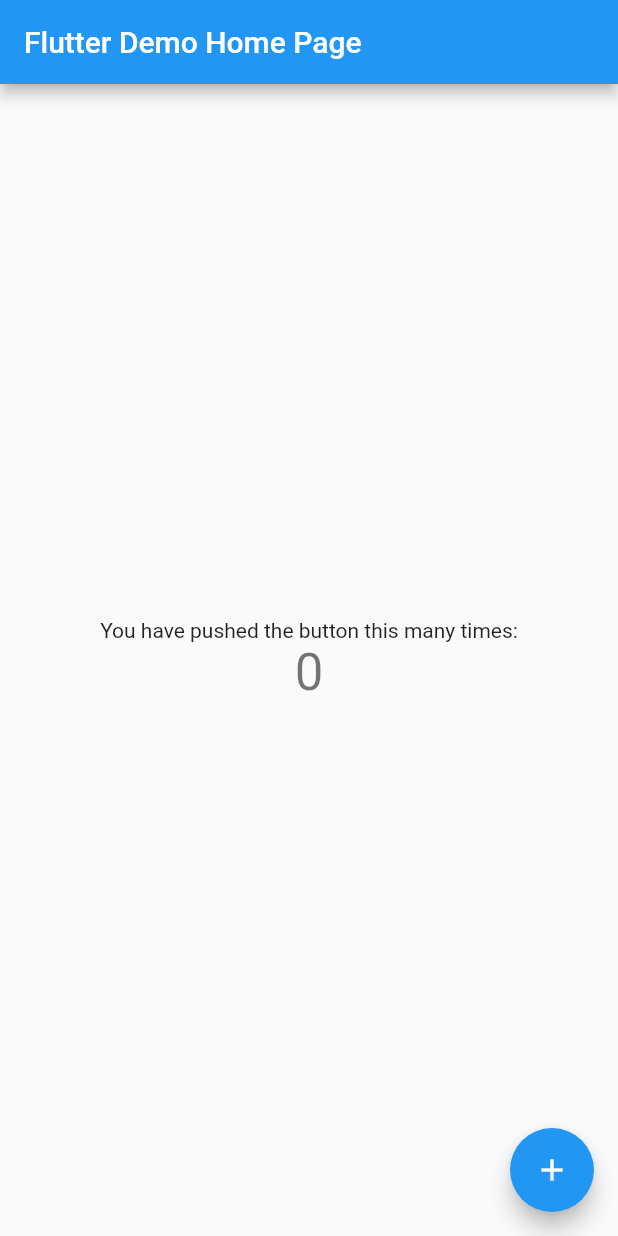
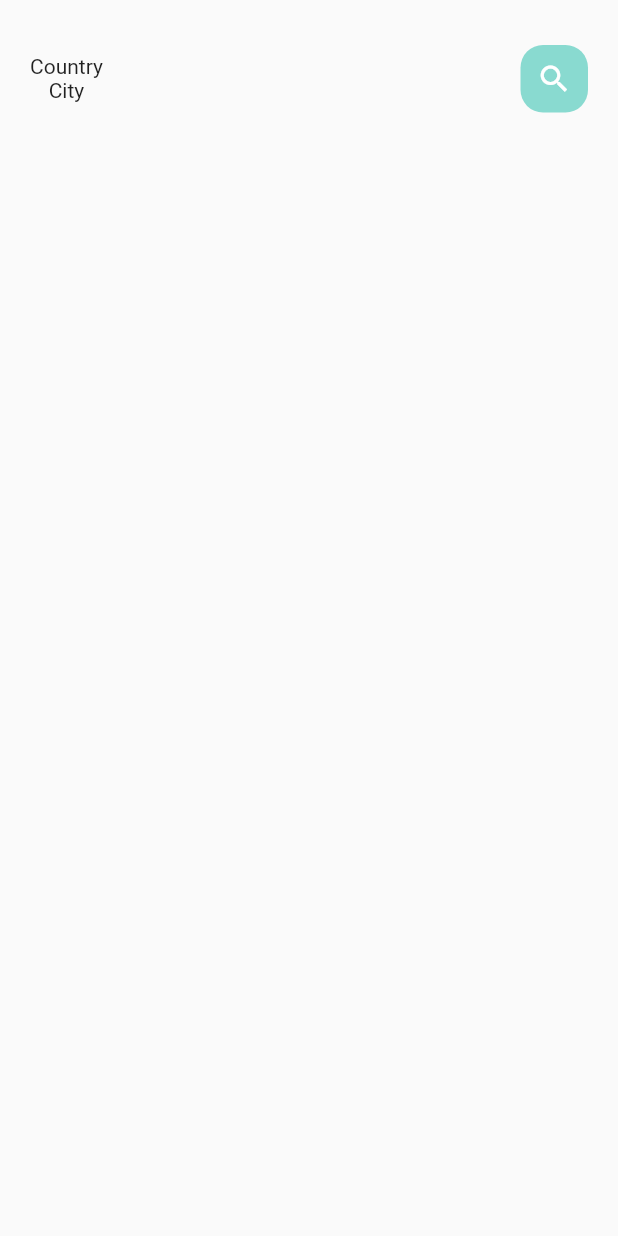
Before and after one commit to NhuDevJunior/flutter_food_app_get_wekk_job, a Flutter app: the screen it shows after launch, on a phone screen of 412 x 824 dp. Run offline on Flutter 3.47's test engine with Material 2 defaults, Android fonts, the light colour scheme and no system bars.

Commit message:
step01: add appcolor and draft main page

```diff
--- /dev/null
+++ b/lib/home/main_food_page.dart
@@ -0,0 +1,48 @@
+import 'package:flutter/material.dart';
+import 'package:flutter_food_shop_app_get_well_job/utils/AppColors.dart';
+
+class MainFoodPage extends StatefulWidget {
+  const MainFoodPage({Key? key}) : super(key: key);
+
+  @override
+  State<StatefulWidget> createState() => _MainFoodPageState();
+}
+
+class _MainFoodPageState extends State<MainFoodPage>{
+  @override
+  Widget build(BuildContext context) {
+    // TODO: implement build
+    return Scaffold(
+      body: Column(
+        children: [
+          Container(
+            child: Container(
+              margin: EdgeInsets.only(top: 30),
+              padding: EdgeInsets.only(left: 20, right: 20),
+              child: Row(
+                mainAxisAlignment: MainAxisAlignment.spaceBetween,
+                children: [
+                  Column(
+                    children: [
+                      Text("Country"),
+                      Text("City")
+                    ],
+                  ),
+                  Container(
+                    width: 45,
+                    height: 45,
+                    decoration: BoxDecoration(
+                      borderRadius: BorderRadius.circular(15),
+                      color: AppColors.mainColor,
+                    ),
+                    child: Icon(Icons.search, color: Colors.white,),
+                  )
+                ],
+              ),
+            ),
+          )
+        ],
+      ),
+    );
+  }
+}
--- a/lib/main.dart
+++ b/lib/main.dart
@@ -1,4 +1,5 @@
 import 'package:flutter/material.dart';
+import 'package:flutter_food_shop_app_get_well_job/home/main_food_page.dart';
 
 void main() {
   runApp(const MyApp());
@@ -11,105 +12,13 @@
   @override
   Widget build(BuildContext context) {
     return MaterialApp(
+      debugShowCheckedModeBanner: false,
       title: 'Flutter Demo',
       theme: ThemeData(
-        // This is the theme of your application.
-        //
-        // Try running your application with "flutter run". You'll see the
-        // application has a blue toolbar. Then, without quitting the app, try
-        // changing the primarySwatch below to Colors.green and then invoke
-        // "hot reload" (press "r" in the console where you ran "flutter run",
-        // or simply save your changes to "hot reload" in a Flutter IDE).
-        // Notice that the counter didn't reset back to zero; the application
-        // is not restarted.
+
         primarySwatch: Colors.blue,
       ),
-      home: const MyHomePage(title: 'Flutter Demo Home Page'),
+      home: MainFoodPage(),
     );
   }
 }
-
-class MyHomePage extends StatefulWidget {
-  const MyHomePage({Key? key, required this.title}) : super(key: key);
-
-  // This widget is the home page of your application. It is stateful, meaning
-  // that it has a State object (defined below) that contains fields that affect
-  // how it looks.
-
-  // This class is the configuration for the state. It holds the values (in this
-  // case the title) provided by the parent (in this case the App widget) and
-  // used by the build method of the State. Fields in a Widget subclass are
-  // always marked "final".
-
-  final String title;
-
-  @override
-  State<MyHomePage> createState() => _MyHomePageState();
-}
-
-class _MyHomePageState extends State<MyHomePage> {
-  int _counter = 0;
-
-  void _incrementCounter() {
-    setState(() {
-      // This call to setState tells the Flutter framework that something has
-      // changed in this State, which causes it to rerun the build method below
-      // so that the display can reflect the updated values. If we changed
-      // _counter without calling setState(), then the build method would not be
-      // called again, and so nothing would appear to happen.
-      _counter++;
-    });
-  }
-
-  @override
-  Widget build(BuildContext context) {
-    // This method is rerun every time setState is called, for instance as done
-    // by the _incrementCounter method above.
-    //
-    // The Flutter framework has been optimized to make rerunning build methods
-    // fast, so that you can just rebuild anything that needs updating rather
-    // than having to individually change instances of widgets.
-    return Scaffold(
-      appBar: AppBar(
-        // Here we take the value from the MyHomePage object that was created by
-        // the App.build method, and use it to set our appbar title.
-        title: Text(widget.title),
-      ),
-      body: Center(
-        // Center is a layout widget. It takes a single child and positions it
-        // in the middle of the parent.
-        child: Column(
-          // Column is also a layout widget. It takes a list of children and
-          // arranges them vertically. By default, it sizes itself to fit its
-          // children horizontally, and tries to be as tall as its parent.
-          //
-          // Invoke "debug painting" (press "p" in the console, choose the
-          // "Toggle Debug Paint" action from the Flutter Inspector in Android
-          // Studio, or the "Toggle Debug Paint" command in Visual Studio Code)
-          // to see the wireframe for each widget.
-          //
-          // Column has various properties to control how it sizes itself and
-          // how it positions its children. Here we use mainAxisAlignment to
-          // center the children vertically; the main axis here is the vertical
-          // axis because Columns are vertical (the cross axis would be
-          // horizontal).
-          mainAxisAlignment: MainAxisAlignment.center,
-          children: <Widget>[
-            const Text(
-              'You have pushed the button this many times:',
-            ),
-            Text(
-              '$_counter',
-              style: Theme.of(context).textTheme.headline4,
-            ),
-          ],
-        ),
-      ),
-      floatingActionButton: FloatingActionButton(
-        onPressed: _incrementCounter,
-        tooltip: 'Increment',
-        child: const Icon(Icons.add),
-      ), // This trailing comma makes auto-formatting nicer for build methods.
-    );
-  }
-}
--- /dev/null
+++ b/lib/utils/AppColors.dart
@@ -0,0 +1,36 @@
+import 'package:flutter/material.dart';
+class AppColors {
+  // Light Color
+  static const Color colorLightPrimary = Color(0xFF5C93C4);
+  static const Color colorLightSecondary = Color(0xFFF9F6E5);
+  static const Color colorLightCardColors = Color(0xFFFFFFFF);
+  // #Light Color
+
+// Light Color
+  static const Color colorDarkPrimary = Color(0xFF222831);
+  static const Color colorDarkSecondary = Color(0xFF30475E);
+  static const Color colorDarkThird = Color(0xFFF2A365);
+  static const Color colorDarkTitle = Color(0xFFECECEC);
+  // #Light Color
+
+  // Get Started
+  static const Color colorStarted = Color(0xFF274C71);
+  static const Color colorStartedTitle = Color(0xFF352641);
+  static const Color colorStartedDescription = Color(0xFF767676);
+  static const Color colorStartedShadow = Color(0x60274C71);
+  // #Get Started
+
+  // Alert Dialog
+  static const Color colorAlertDialogBack = Color(0xFFF8F7F2);
+  // extension color
+  static const Color textColor = Color(0xFFccc7c5);
+  static const Color mainColor = Color(0xFF89dad0);
+  static const Color iconColor1 = Color(0xFFffd28d);
+  static const Color iconColor2 = Color(0xFFfcab88);
+  static const Color paraColor = Color(0xFF8f837f);
+  static const Color buttonBackgroundColor = Color(0xFFf7f6f4);
+  static const Color signColor = Color(0xFFa9a29f);
+  static const Color titleColor = Color(0xFF5c524f);
+  static const Color mainBackgroundColor = Color(0xFF332d2b);
+  static const Color yellowColor = Color(0xFFffd379);
+}
```
Also changed, not shown: 1 other file.
